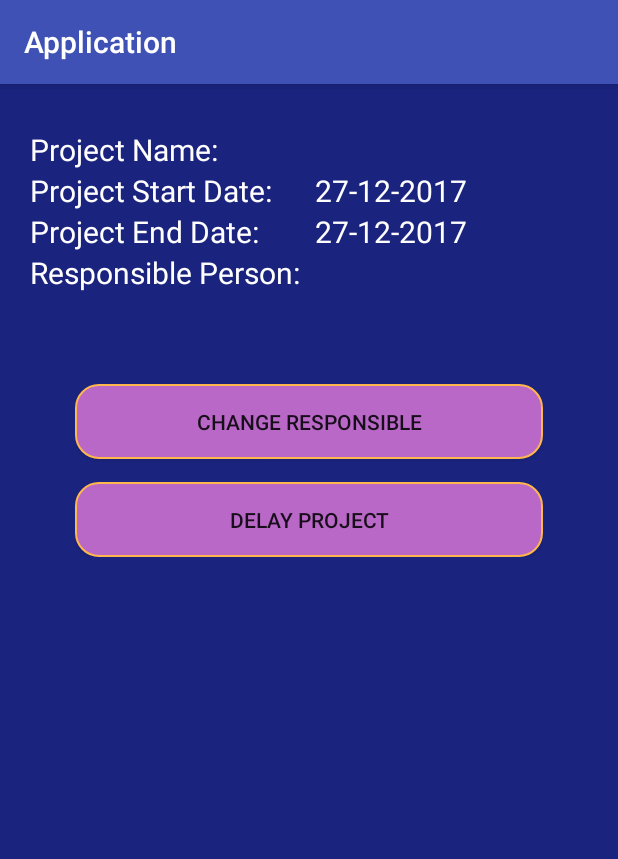
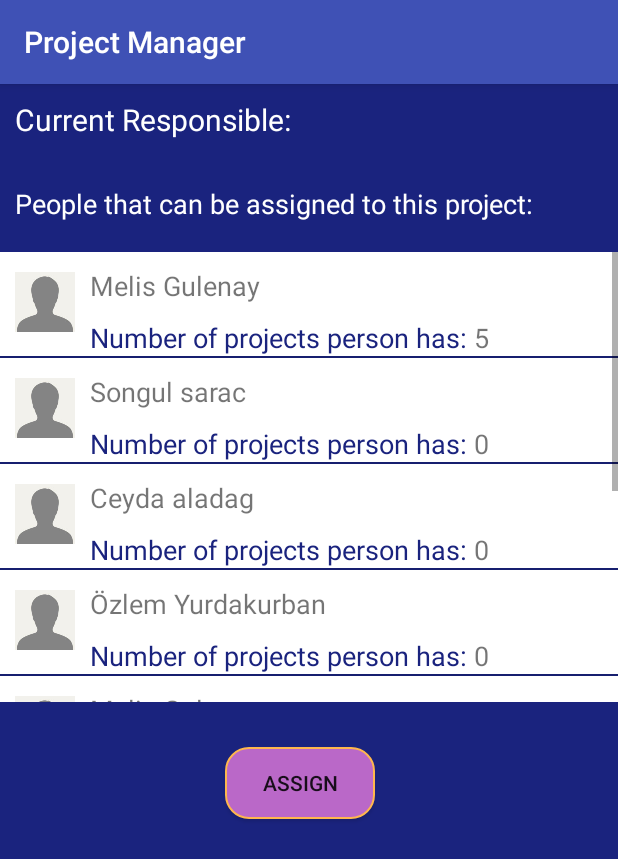
Before and after one commit to melisgul/ProjectManager, an Android app: the fragment projectDetailsAndAssignment placed in its activity, after a tap on "CHANGE RESPONSIBLE", on a phone screen of 412 x 824 dp. Shown: the top 859 px of the screen. Run offline under Robolectric (Android 15) with nearby library versions, the phone set to English and light mode, and no system bars; 1 statement that could not run was skipped.

Commit message:
files were updated.

```diff
--- a/ProjectManager/app/src/main/java/com/example/melis/projectmanager/ChangeResponsible.java
+++ b/ProjectManager/app/src/main/java/com/example/melis/projectmanager/ChangeResponsible.java
@@ -1,19 +1,101 @@
 package com.example.melis.projectmanager;
 
+import android.app.Activity;
 import android.os.Bundle;
 import android.support.v4.app.Fragment;
 import android.view.LayoutInflater;
 import android.view.View;
 import android.view.ViewGroup;
+import android.widget.AdapterView;
+import android.widget.BaseAdapter;
+import android.widget.ImageView;
+import android.widget.ListView;
+import android.widget.TextView;
+import android.widget.Toast;
+
+import org.w3c.dom.Text;
 
 
 public class ChangeResponsible extends Fragment {
+    TextView currentResponsible;
+    Person comingPerson;
+    Project comingProject;
+    Person [] personArray = Database.getPersonArray();
+
 
     @Override
     public View onCreateView(LayoutInflater inflater, ViewGroup container,
                              Bundle savedInstanceState) {
         View v = inflater.inflate(R.layout.fragment_change_responsible, container, false);
+        currentResponsible = (TextView) v.findViewById(R.id.currentResponsibleAssignment);
+        String comingProjectId = getArguments().getString("projectId");
+        comingProject = Database.findProjectFromProjectID(comingProjectId);
+        comingPerson = Database.findPersonWithPersonID(comingProject.getOwnerId());
+
+        if (comingPerson.getUsername() == null){
+            currentResponsible.setText("No current responsible");
+        }
+        else{
+            currentResponsible.setText(comingPerson.getUsername() + " " + comingPerson.getUsersurname());
+        }
+
+        ListView listView = (ListView) v.findViewById(R.id.availablePeopleList);
+        AssignmentAdapter adapter = new AssignmentAdapter();
+        listView.setAdapter(adapter);
+        listView.setOnItemClickListener(new AdapterView.OnItemClickListener() {
+            @Override
+            public void onItemClick(AdapterView<?> parent, View view, int position, long id) {
+                System.out.println("item" + position);
+            }
+        });
 
         return v;
     }
+
+    public class AssignmentAdapter extends BaseAdapter{
+        String projectID;
+        TextView nameSurname;
+        TextView numberOfProjects;
+
+
+        @Override
+        public int getCount(){
+            return Database.getPersonCounter();
+        }
+
+        @Override
+        public Object getItem(int i){
+            return null;
+        }
+
+        @Override
+        public long getItemId(int i){
+            return 0;
+        }
+
+
+        @Override
+        public View getView(int i,View view,  ViewGroup viewGroup){
+            // if(view == null)
+            //view = View.inflate(getContext(),R.layout.current_projects,null);
+            LayoutInflater inflater = (LayoutInflater)getContext().getSystemService(Activity.LAYOUT_INFLATER_SERVICE);
+            if (view == null){
+                view = inflater.inflate(R.layout.user_assignment_row,null);
+            }
+
+            nameSurname = (TextView) view.findViewById(R.id.nameSurname);
+            numberOfProjects = (TextView) view.findViewById(R.id.numberOfProjectsPersonHas);
+
+
+            nameSurname.setText(personArray[i].getUsername() + " " + personArray[i].getUsersurname());
+
+            numberOfProjects.setText(personArray[i].getProjectCounter().toString());
+
+            return view;
+        }
+
+
+    }
+
+
 }
--- a/ProjectManager/app/src/main/java/com/example/melis/projectmanager/Person.java
+++ b/ProjectManager/app/src/main/java/com/example/melis/projectmanager/Person.java
@@ -69,7 +69,7 @@ public class Person {
         }
         return false;
     }
-    public int getProjectCounter(){return this.projectCounter;}
+    public Integer getProjectCounter(){return this.projectCounter;}
 
     public String getUsername(){
         return this.username;
--- a/ProjectManager/app/src/main/java/com/example/melis/projectmanager/projectDetailsAndAssignment.java
+++ b/ProjectManager/app/src/main/java/com/example/melis/projectmanager/projectDetailsAndAssignment.java
@@ -3,6 +3,7 @@ package com.example.melis.projectmanager;
 import android.os.Bundle;
 import android.support.annotation.Nullable;
 import android.support.v4.app.Fragment;
+import android.support.v4.app.FragmentTransaction;
 import android.view.LayoutInflater;
 import android.view.View;
 import android.view.ViewGroup;
@@ -56,8 +57,16 @@ public class projectDetailsAndAssignment extends Fragment implements View.OnClic
     public void delayProjectPage(){
         System.out.print("delay it!");
     }
+
     public void changeResponsible(){
-        System.out.print("change responsible");
+        FragmentTransaction transaction = getFragmentManager().beginTransaction();
+        ChangeResponsible changeResponsible = new ChangeResponsible();
+        Bundle bundle = new Bundle();
+        bundle.putString("projectId",comingProject.getProjectID().toString());
+        changeResponsible.setArguments(bundle);
+        transaction.replace(R.id.main_frame_layout,changeResponsible);
+        transaction.addToBackStack(changeResponsible.getClass().getName());
+        transaction.commit();
     }
 
     @Override
--- a/ProjectManager/app/src/main/res/layout/activity_main.xml
+++ b/ProjectManager/app/src/main/res/layout/activity_main.xml
@@ -4,7 +4,7 @@
     xmlns:tools="http://schemas.android.com/tools"
     android:layout_width="match_parent"
     android:layout_height="match_parent"
-    tools:context="com.example.melis.myapplication.MainActivity"
+    tools:context="com.example.melis.projectmanager.MainActivity"
     android:background="@color/backgroundColor"
     android:id="@+id/main_id"
     >
--- a/ProjectManager/app/src/main/res/layout/all_project_list_row.xml
+++ b/ProjectManager/app/src/main/res/layout/all_project_list_row.xml
@@ -17,11 +17,11 @@
         <ImageView
             android:id="@+id/allprojectsImage"
             style="?android:attr/progressBarStyle"
-            android:layout_width="50dp"
-            android:layout_height="50dp"
+            android:layout_width="30dp"
+            android:layout_height="30dp"
             android:layout_weight="1"
             android:layout_marginLeft="10dp"
-            android:layout_marginTop="30dp"
+            android:layout_marginTop="45dp"
             android:src="@drawable/redcircle"/>
 
         <LinearLayout
@@ -31,6 +31,8 @@
             android:orientation="vertical"
             android:layout_marginTop="5dp"
             android:layout_marginLeft="10dp">
+
+
 
 
             <TextView
--- a/ProjectManager/app/src/main/res/layout/change_password_popup.xml
+++ b/ProjectManager/app/src/main/res/layout/change_password_popup.xml
@@ -25,7 +25,7 @@
                 android:background="@drawable/rounded_edittext"
                 android:hint="  Enter your new password here."
                 android:layout_marginLeft="40dp"
-                android:layout_marginRight="15dp"/>
+                android:layout_marginRight="40dp"/>
         </LinearLayout>
 
         <LinearLayout
@@ -45,7 +45,7 @@
                 android:background="@drawable/rounded_edittext"
                 android:hint="  Re-enter your new password again."
                 android:layout_marginLeft="40dp"
-                android:layout_marginRight="15dp"/>
+                android:layout_marginRight="40dp"/>
         </LinearLayout>
 
         <LinearLayout
@@ -81,7 +81,6 @@
                 android:id="@+id/changeButton"
                 android:layout_width="150dp"
                 android:layout_height="wrap_content"
-                android:layout_weight="1"
                 android:layout_marginLeft="40dp"
                 android:text="Change"
                 android:background="@drawable/rounded_editbutton"/>
@@ -102,7 +101,7 @@
         </LinearLayout>
         <LinearLayout
             android:layout_width="wrap_content"
-            android:layout_height="10dp">
+            android:layout_height="30dp">
         </LinearLayout>
 
 
--- a/ProjectManager/app/src/main/res/layout/fragment_change_responsible.xml
+++ b/ProjectManager/app/src/main/res/layout/fragment_change_responsible.xml
@@ -1,13 +1,63 @@
-<FrameLayout xmlns:android="http://schemas.android.com/apk/res/android"
+<LinearLayout xmlns:android="http://schemas.android.com/apk/res/android"
     xmlns:tools="http://schemas.android.com/tools"
     android:layout_width="match_parent"
     android:layout_height="match_parent"
-    tools:context="com.example.melis.myapplication.ChangeResponsible">
+    tools:context="com.example.melis.projectmanager.ChangeResponsible"
+    android:background="@color/backgroundColor"
+    android:orientation="vertical">
 
-    <!-- TODO: Update blank fragment layout -->
+
+    <LinearLayout
+        android:layout_width="wrap_content"
+        android:layout_height="wrap_content"
+        android:orientation="horizontal"
+        android:layout_marginLeft="10dp"
+        android:layout_marginTop="10dp">
+
+        <TextView
+            android:layout_width="wrap_content"
+            android:layout_height="wrap_content"
+            android:text="Current Responsible: "
+            android:textColor="@color/whiteColor"
+            android:textSize="20sp" />
+
+        <TextView
+            android:id="@+id/currentResponsibleAssignment"
+            android:layout_width="wrap_content"
+            android:layout_height="wrap_content"
+            android:textColor="@color/whiteColor"
+            android:textSize="20sp" />
+
+
+    </LinearLayout>
+
     <TextView
+        android:layout_width="wrap_content"
+        android:layout_height="wrap_content"
+        android:textSize="18sp"
+        android:layout_marginTop="30dp"
+        android:textColor="@color/whiteColor"
+        android:text="People that can be assigned to this project: "
+        android:layout_marginLeft="10dp"/>
+
+
+
+    <ListView
+        android:layout_marginTop="20dp"
+        android:id="@+id/availablePeopleList"
         android:layout_width="match_parent"
-        android:layout_height="match_parent"
-        android:text="@string/hello_blank_fragment" />
+        android:layout_height="300dp"
+        android:layout_marginBottom="30dp">
+    </ListView>
 
-</FrameLayout>
+
+
+    <Button
+        android:id="@+id/assignButton"
+        android:layout_width="100dp"
+        android:layout_marginLeft="150dp"
+        android:layout_height="wrap_content"
+        android:text="Assign"
+        android:background="@drawable/rounded_editbutton"/>
+
+</LinearLayout>
--- a/ProjectManager/app/src/main/res/layout/fragment_project_details.xml
+++ b/ProjectManager/app/src/main/res/layout/fragment_project_details.xml
@@ -2,7 +2,7 @@
     xmlns:tools="http://schemas.android.com/tools"
     android:layout_width="match_parent"
     android:layout_height="match_parent"
-    tools:context="com.example.melis.myapplication.ProjectDetails"
+    tools:context="com.example.melis.projectmanager.ProjectDetails"
     android:id="@+id/projectDetails"
     android:background="@color/backgroundColor">
 
--- a/ProjectManager/app/src/main/res/layout/fragment_project_details_and_assignment.xml
+++ b/ProjectManager/app/src/main/res/layout/fragment_project_details_and_assignment.xml
@@ -43,6 +43,12 @@
             android:text="Responsible Person: "
             android:textSize="20sp"
             />
+
+        <ProgressBar
+            android:layout_width="200dp"
+            android:layout_height="20dp"
+            android:background="@drawable/custom_progressbar"
+            style="?android:attr/progressBarStyleHorizontal"/>
     </LinearLayout>
 
     <LinearLayout
--- /dev/null
+++ b/ProjectManager/app/src/main/res/layout/user_assignment_row.xml
@@ -0,0 +1,67 @@
+<?xml version="1.0" encoding="utf-8"?>
+<LinearLayout    xmlns:android="http://schemas.android.com/apk/res/android" android:layout_width="match_parent"
+    android:layout_height="match_parent"
+    android:orientation="vertical"
+    android:background="@color/whiteColor">
+
+    <LinearLayout
+        android:layout_width="wrap_content"
+        android:layout_height="wrap_content"
+        android:orientation="horizontal"
+        android:layout_marginLeft="10dp">
+
+        <ImageView
+            android:layout_width="40dp"
+            android:layout_height="40dp"
+            android:layout_marginTop="13dp"
+            android:src="@drawable/userimage"/>
+
+
+        <LinearLayout
+            android:layout_width="wrap_content"
+            android:layout_height="wrap_content"
+            android:orientation="vertical">
+
+            <TextView
+                android:id="@+id/nameSurname"
+                android:layout_width="wrap_content"
+                android:layout_height="wrap_content"
+                android:layout_marginLeft="10dp"
+                android:layout_marginTop="10dp"
+                android:textSize="18sp"/>
+
+
+            <LinearLayout
+                android:layout_width="wrap_content"
+                android:layout_height="wrap_content"
+                android:orientation="horizontal"
+                android:layout_marginLeft="10dp"
+                android:layout_marginTop="10dp">
+
+                <TextView
+                    android:id="@+id/numberOfProjectsRow"
+                    android:layout_width="wrap_content"
+                    android:layout_height="wrap_content"
+                    android:text="Number of projects person has: "
+                    android:textColor="@color/backgroundColor"
+                    android:textSize="18sp"/>
+                <TextView
+                    android:id="@+id/numberOfProjectsPersonHas"
+                    android:layout_width="wrap_content"
+                    android:layout_height="wrap_content"
+                    android:textSize="18sp"/>
+
+            </LinearLayout>
+
+        </LinearLayout>
+
+    </LinearLayout>
+
+
+
+
+
+
+
+
+</LinearLayout>
--- a/ProjectManager/app/src/main/res/values/strings.xml
+++ b/ProjectManager/app/src/main/res/values/strings.xml
@@ -1,5 +1,5 @@
 <resources>
-    <string name="app_name">Application</string>
+    <string name="app_name">Project Manager</string>
 
     <!-- TODO: Remove or change this placeholder text -->
     <string name="project_info_id">Project id: </string>
```
